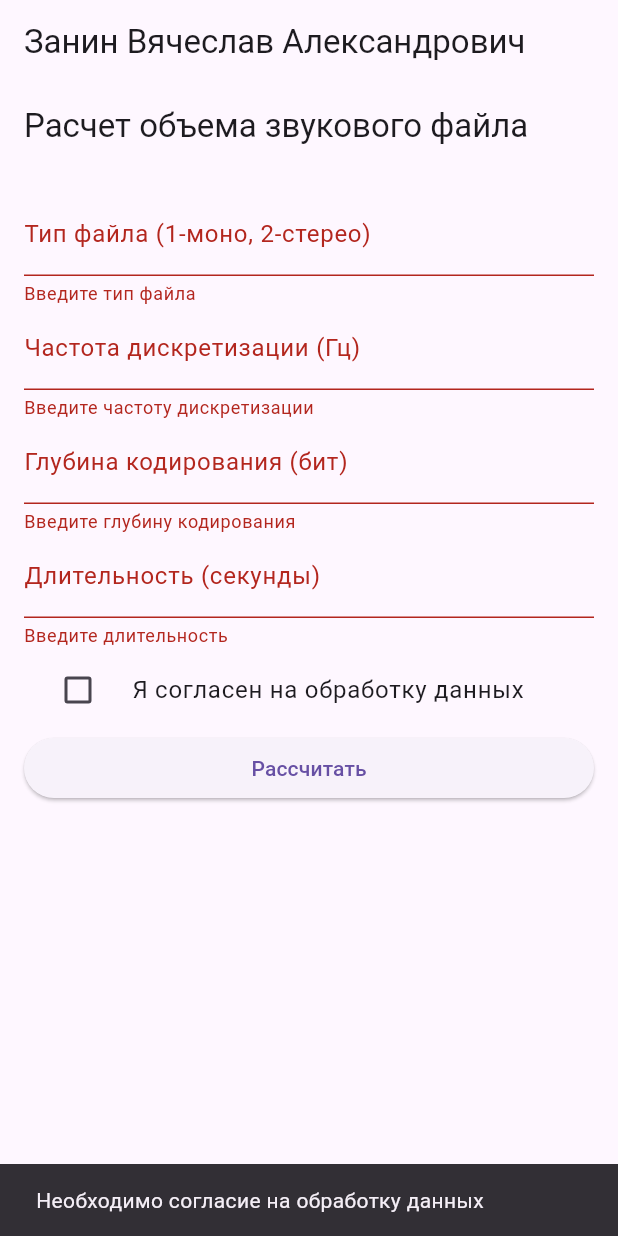
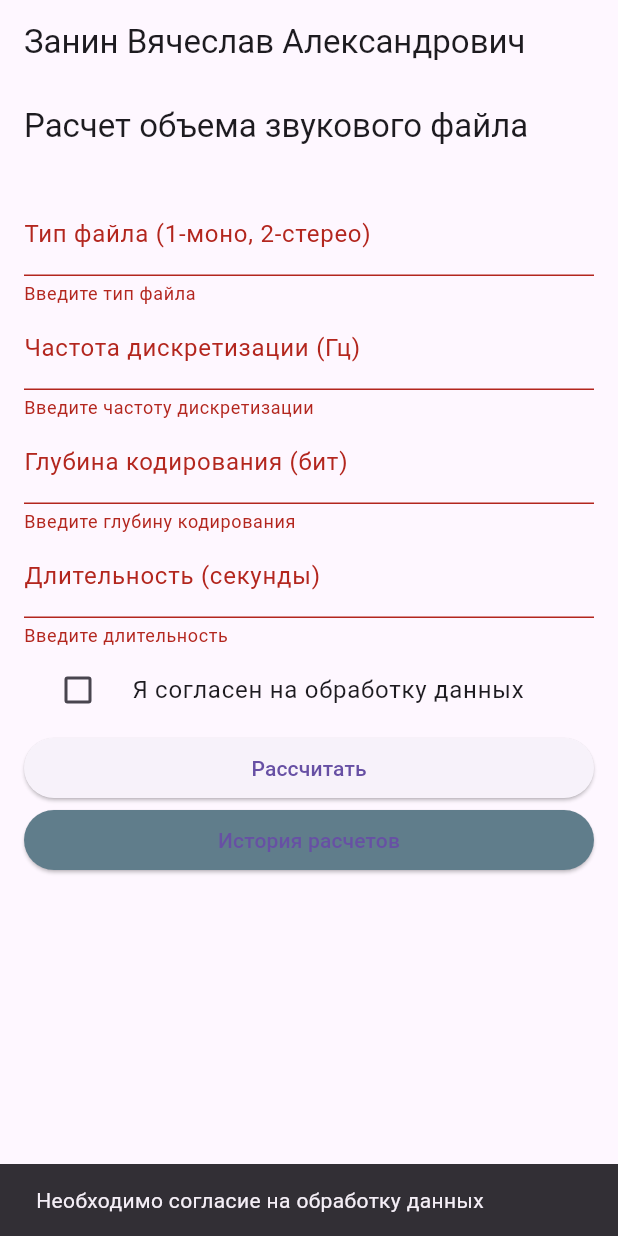
Before and after one commit to ZaninV3/dev_flutter, a Flutter app: the screen it shows after launch, after a tap on "Рассчитать", on a phone screen of 412 x 824 dp. Run offline on Flutter 3.47's test engine with Material 3 defaults, Android fonts, the phone set to English and light mode, and no system bars; our stand-ins replace flutter_bloc, shared_preferences.

```diff
--- /dev/null
+++ b/audio_calc/devtools_options.yaml
@@ -0,0 +1,3 @@
+description: This file stores settings for Dart & Flutter DevTools.
+documentation: https://docs.flutter.dev/tools/devtools/extensions#configure-extension-enablement-states
+extensions:
--- a/audio_calc/lib/cubit/audio_state.dart
+++ b/audio_calc/lib/cubit/audio_state.dart
@@ -13,8 +13,9 @@ class AudioLoading extends AudioState {}
 class AudioCalculated extends AudioState {
   final double fileSize; // Размер файла в байтах
   final String formattedSize; // Отформатированный размер (например, "5.2 МБ")
+  final Map<String, dynamic> calcData;  // все параметры + результат
 
-  AudioCalculated(this.fileSize, this.formattedSize);
+  AudioCalculated(this.fileSize, this.formattedSize, this.calcData);
 }
 
 // Состояние ошибки (например, если данные невалидны)
@@ -23,3 +24,10 @@ class AudioError extends AudioState {
 
   AudioError(this.message);
 }
+
+// Состояние истории
+class AudioHistory extends AudioState {
+  final List<Map<String, dynamic>> history;  // Список всех расчетов
+
+  AudioHistory(this.history);
+}
--- a/audio_calc/lib/input_screen.dart
+++ b/audio_calc/lib/input_screen.dart
@@ -1,3 +1,4 @@
+import 'package:audio_calc/history_screen.dart';
 import 'package:flutter/material.dart';
 import 'result_screen.dart';
 import 'package:flutter_bloc/flutter_bloc.dart';
@@ -124,31 +125,25 @@ class _InputScreenState extends State<InputScreen> {
 
               // Кнопка для расчета
               ElevatedButton(
-                onPressed: () {
+                onPressed: () async {
                   // Проверяем валидность формы и согласие
                   if (_formKey.currentState!.validate() && isAgreed) {
 
 
 
                     final cubit = context.read<AudioCubit>();  // Получение cubit из контекста
-                    cubit.calculateAudioSize(  // Вызов расчета
+                    await cubit.calculateAudioSize(  // Вызов расчета
                       fileType: int.parse(_fileTypeController.text),
                       sampleRate: int.parse(_sampleRateController.text),
                       bitDepth: int.parse(_bitDepthController.text),
                       duration: double.parse(_durationController.text)
                     );
-                    // Добавляем задержку для теста
-                    Future.delayed(Duration(milliseconds: 100), () {
-                      Navigator.push(context, MaterialPageRoute(builder: (_) => ResultScreen()));
-                    });
 
-
-
-                    // Переход на экран результатов
-                    Navigator.push(
-                      context,
-                      MaterialPageRoute(builder: (context) => ResultScreen())  // Парсить теперь нет смысла
-                    );
+                    final currentState = cubit.state;
+                    if (currentState is AudioCalculated && mounted) {
+                      Navigator.push(context,
+                      MaterialPageRoute(builder: (_) => ResultScreen()));
+                    }
                   } else if (!isAgreed) {
                     // Показываем сообщение об ошибке если нет согласия
                     ScaffoldMessenger.of(context).showSnackBar(
@@ -158,6 +153,20 @@ class _InputScreenState extends State<InputScreen> {
                 },
                 child: Text('Рассчитать'),
               ),
+
+              // История расчетов
+              ElevatedButton(
+                onPressed: () async {
+                  // Загрузка истории и открытие экрана
+                  context.read<AudioCubit>().loadHistory();
+                  Navigator.push(
+                    context,
+                    MaterialPageRoute(builder: (context) => const HistoryScreen())
+                  );
+                }, style: ElevatedButton.styleFrom(
+                  backgroundColor: Colors.blueGrey,
+                ),
+                child: const Text('История расчетов'))
             ],
           ),
         ),
--- a/audio_calc/pubspec.yaml
+++ b/audio_calc/pubspec.yaml
@@ -28,6 +28,7 @@ environment:
 # the latest version available on pub.dev. To see which dependencies have newer
 # versions available, run `flutter pub outdated`.
 dependencies:
+  shared_preferences: ^2.2.2
   flutter:
     sdk: flutter
   flutter_bloc: ^8.1.3
```
Also changed, not shown: audio_calc/lib/cubit/audio_cubit.dart (+57 -5 lines), audio_calc/lib/history_screen.dart (added, +98 -0 lines), audio_calc/lib/result_screen.dart (+8 -3 lines), audio_calc/pubspec.lock, 1 other file.
